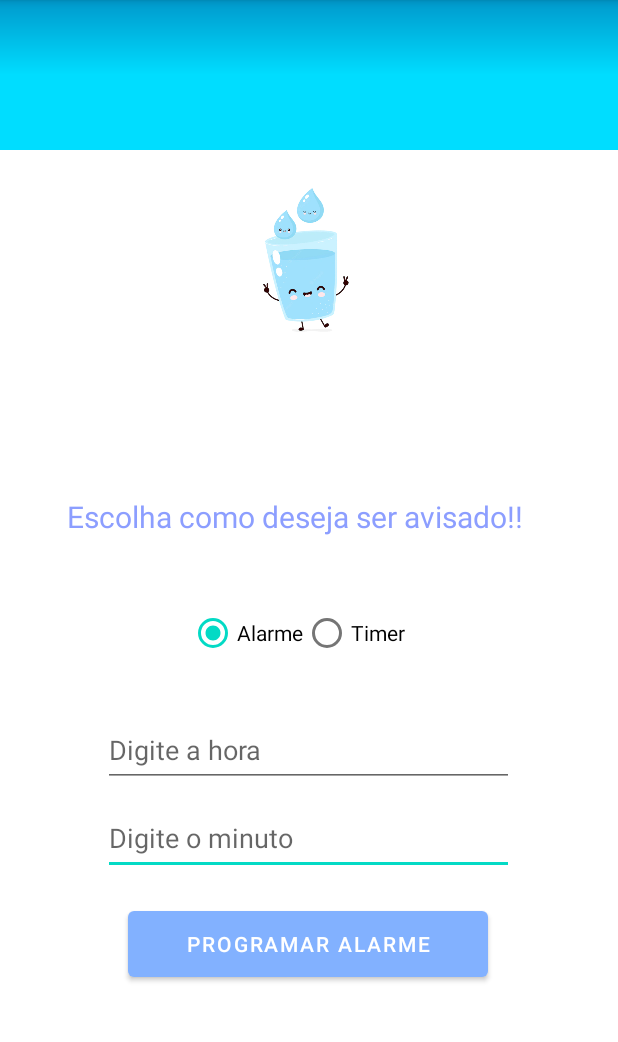
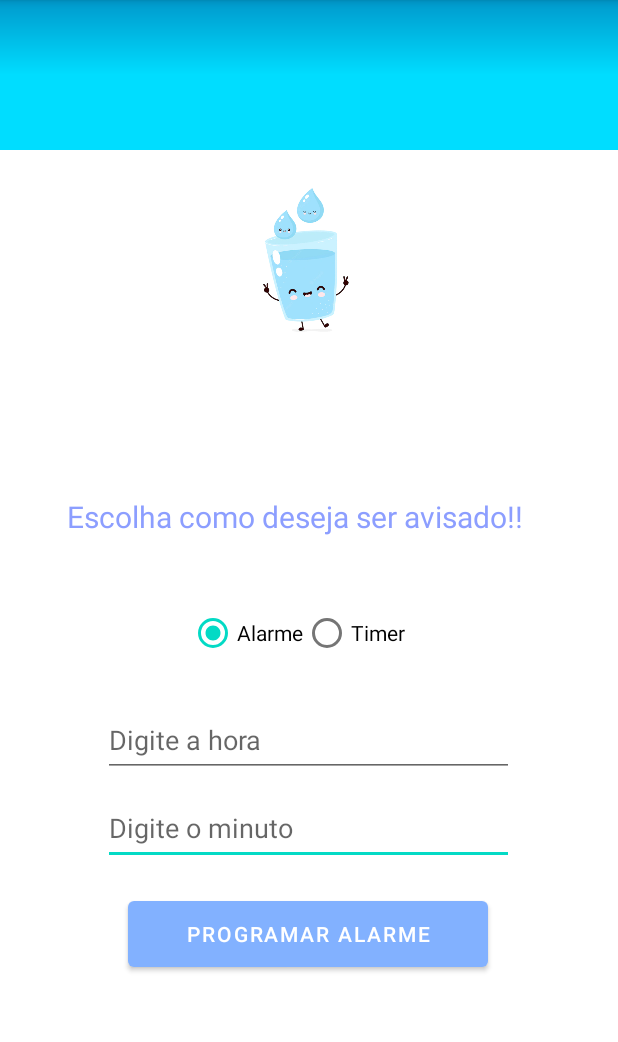
Before and after one commit to KevinRickelme/App-BeberAgua, an Android app: the Alarmes screen opened directly, with no data from a screen before it, on a phone screen of 412 x 824 dp, the part 84-1126 px from its top. Run offline under Robolectric (Android 15) with nearby library versions, the light colour scheme and no system bars.

Commit message:
Correção e bugs e inconsistências

```diff
--- a/app/src/main/java/com/example/appbebergua/DadosPessoais.java
+++ b/app/src/main/java/com/example/appbebergua/DadosPessoais.java
@@ -57,10 +57,9 @@ public class DadosPessoais extends AppCompatActivity {
 
         long resultado = pessoaDao.insert(pessoa);
         if( resultado != -1){
-            Intent it = new Intent(this, Resultado.class);
-            PessoaDAO p = new PessoaDAO(this);
-            p.getPessoaFromDb();
+            it = new Intent(this, Resultado.class);
             startActivity(it);
+            finishAfterTransition();
         }
     }
 
--- a/app/src/main/java/com/example/appbebergua/NotificacaoReceiver.java
+++ b/app/src/main/java/com/example/appbebergua/NotificacaoReceiver.java
@@ -15,7 +15,7 @@ public class NotificacaoReceiver extends BroadcastReceiver {
         String message = "Hora de beber água!!!";
         String title = "Atenção!";
 
-        Intent activityIntent = new Intent(context, MainActivity.class);
+        Intent activityIntent = new Intent(context, Resultado.class);
         PendingIntent contentIntent = PendingIntent.getActivity(context,
                 0, activityIntent, 0);
 
--- a/app/src/main/res/layout/activity_alarmes.xml
+++ b/app/src/main/res/layout/activity_alarmes.xml
@@ -19,7 +19,6 @@
         android:id="@+id/btnSetAlarm"
         android:layout_width="240dp"
         android:layout_height="56dp"
-        android:onClick="btnAlarme"
         android:text="Programar alarme"
         android:textSize="14sp"
         app:layout_constraintBottom_toBottomOf="parent"
@@ -27,7 +26,7 @@
         app:layout_constraintHorizontal_bias="0.497"
         app:layout_constraintStart_toStartOf="parent"
         app:layout_constraintTop_toTopOf="parent"
-        app:layout_constraintVertical_bias="0.845" />
+        app:layout_constraintVertical_bias="0.835" />
 
     <RadioGroup
         android:id="@+id/rdgNotificacao"
@@ -111,5 +110,18 @@
         app:layout_constraintVertical_bias="0.0"
         app:srcCompat="@drawable/copo" />
 
+    <TextView
+        android:id="@+id/txtTimerRodando"
+        android:layout_width="wrap_content"
+        android:layout_height="wrap_content"
+        android:text="Timer já rodando, deseja cancelar?"
+        android:visibility="gone"
+        app:layout_constraintBottom_toBottomOf="parent"
+        app:layout_constraintEnd_toEndOf="parent"
+        app:layout_constraintHorizontal_bias="0.497"
+        app:layout_constraintStart_toStartOf="parent"
+        app:layout_constraintTop_toTopOf="parent"
+        app:layout_constraintVertical_bias="0.883" />
+
 
 </androidx.constraintlayout.widget.ConstraintLayout>
```
Also changed, not shown: app/src/main/AndroidManifest.xml (+7 -2 lines), app/src/main/java/com/example/appbebergua/Alarmes.java (+58 -17 lines), app/src/main/java/com/example/appbebergua/Config.java (+7 -0 lines), app/src/main/java/com/example/appbebergua/MainActivity.java (+11 -11 lines), app/src/main/java/com/example/appbebergua/Notificacao.java (+5 -5 lines), app/src/main/java/com/example/appbebergua/Resultado.java (+12 -10 lines).
